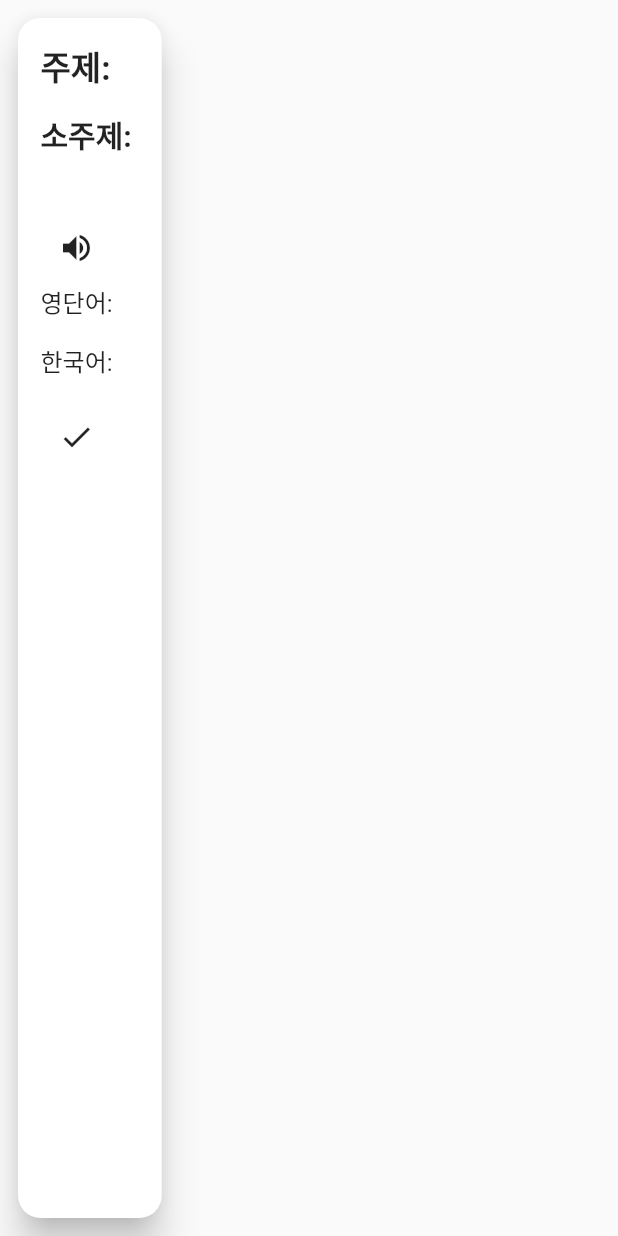
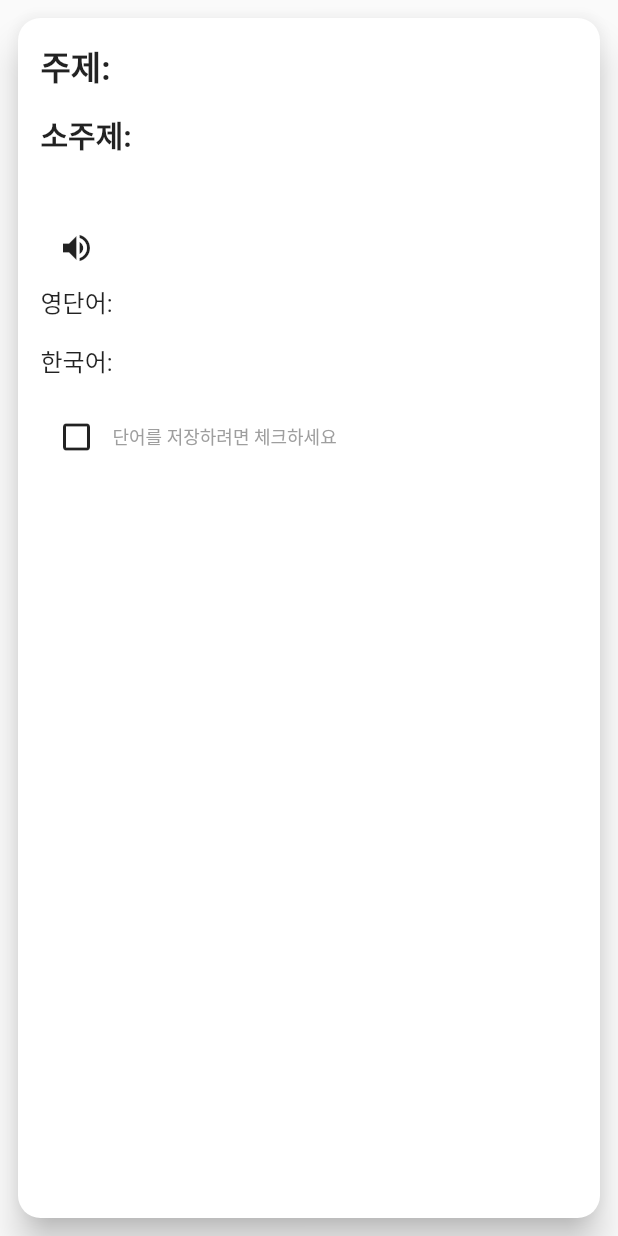
Before and after one commit to eddy961206/spanish_word_dart, a Flutter app: the WordDisplay widget shown alone on an empty page, opened directly with empty values, after a tap on the "volume up" icon, on a phone screen of 412 x 824 dp. Run offline on Flutter 3.47's test engine with Material 2 defaults, Android fonts, the phone set to English and light mode, and no system bars; our stand-ins replace flutter_dotenv, flutter_tts; network calls fail.

Commit message:
체크된 단어 페이지 디자인 수정, main.dart에서 체크 토글버튼 수정(새로고침하면 그대로 유지되는 건 고쳐야 함)

```diff
--- a/lib/main.dart
+++ b/lib/main.dart
@@ -7,6 +7,7 @@ import 'checked_word_page.dart';
 Future main() async {
   runApp(MyApp());
 }
+// const String apiEndpoint = 'http://192.168.219.104:8080';
 
 class MyApp extends StatelessWidget {
   @override
--- a/lib/word.dart
+++ b/lib/word.dart
@@ -6,7 +6,7 @@ import 'package:flutter_dotenv/flutter_dotenv.dart';
 
 Future<Word> fetchWord() async {
   final response = await http.get(
-    Uri.parse('http://192.168.219.101:8080/random-word'), // Spring Boot API URL
+    Uri.parse('http://192.168.219.104:8080/random-word'), // Spring Boot API URL
   );
   if (response.statusCode == 200) {
     // If the server returns a 200 OK response, parse the JSON.
--- a/lib/word_display.dart
+++ b/lib/word_display.dart
@@ -3,20 +3,36 @@ import 'package:spanish_word/word.dart';
 import 'package:flutter_tts/flutter_tts.dart';
 import 'package:http/http.dart' as http;
 
-class WordDisplay extends StatelessWidget {
+class WordDisplay extends StatefulWidget {
   final Word word;
   final FlutterTts flutterTts = FlutterTts();
 
   WordDisplay({Key? key, required this.word}) : super(key: key);
 
-  Future<void> checkWord() async {
+  @override
+  _WordDisplayState createState() => _WordDisplayState();
+}
+
+class _WordDisplayState extends State<WordDisplay> {
+  bool isChecked = false; // 체크 상태를 관리하는 변수. 이 부분은 initState에서 설정하도록 변경합니다.
+
+  @override
+  void initState() {
+    super.initState();
+    isChecked = widget.word.isChecked == 1; // DB에서 가져온 isChecked 값을 사용하여 초기화
+  }
+
+  Future<void> toggleCheck() async {
     final response = await http.post(
-      Uri.parse('http://192.168.219.101:8080/check-word'),
-      body: {'wordId': word.wordId.toString()},
+      Uri.parse('http://192.168.219.104:8080/check-word'),
+      body: {'wordId': widget.word.wordId.toString(), 'isChecked': isChecked ? '0' : '1'},
     );
 
     if (response.statusCode == 200) {
       print('단어가 성공적으로 체크되었습니다');
+      setState(() {
+        isChecked = !isChecked; // 체크 상태를 토글
+      });
     } else {
       print('단어 체크에 실패했습니다');
     }
@@ -49,24 +65,32 @@ class WordDisplay extends StatelessWidget {
           child: Column(
             crossAxisAlignment: CrossAxisAlignment.start,
             children: <Widget>[
-              _buildText('주제', word.mainTitle, fontSize: 22, fontWeight: FontWeight.bold),
-              _buildText('소주제', word.subTitle, fontSize: 20, fontWeight: FontWeight.bold),
+              _buildText('주제', widget.word.mainTitle, fontSize: 22, fontWeight: FontWeight.bold),
+              _buildText('소주제', widget.word.subTitle, fontSize: 20, fontWeight: FontWeight.bold),
               Text(
-                word.spanishWord ?? 'N/A',
+                widget.word.spanishWord ?? 'N/A',
                 style: TextStyle(fontSize: 18, fontWeight: FontWeight.bold),
               ),
               IconButton(
                 icon: Icon(Icons.volume_up),
                 onPressed: () async {  // 사용자가 버튼을 클릭하면 읽어줍니다
-                  await flutterTts.setLanguage("es-ES");
-                  await flutterTts.speak(word.spanishWord ?? '');
+                  await widget.flutterTts.setLanguage("es-ES");
+                  await widget.flutterTts.speak(widget.word.spanishWord ?? '');
                 },
               ),
-              _buildText('영단어', word.englishWord),
-              _buildText('한국어', word.koreanWord),
-              IconButton(
-                icon: Icon(Icons.check),
-                onPressed: checkWord,
+              _buildText('영단어', widget.word.englishWord),
+              _buildText('한국어', widget.word.koreanWord),
+              Row( // 체크박스와 문구를 가지고 있는 행
+                children: [
+                  IconButton(
+                    icon: isChecked ? Icon(Icons.check_box) : Icon(Icons.check_box_outline_blank), // 체크 상태에 따라 아이콘 변경
+                    onPressed: toggleCheck, // 체크 상태 토글
+                  ),
+                  Text( // 체크 상태에 따라 문구 변경
+                    isChecked ? '저장된 단어입니다' : '단어를 저장하려면 체크하세요',
+                    style: TextStyle(fontSize: 12, color: Colors.grey), // 안내 문구 스타일
+                  ),
+                ],
               ),
             ],
           ),
```
Also changed, not shown: lib/checked_word_page.dart (+34 -6 lines), 1 other file.
